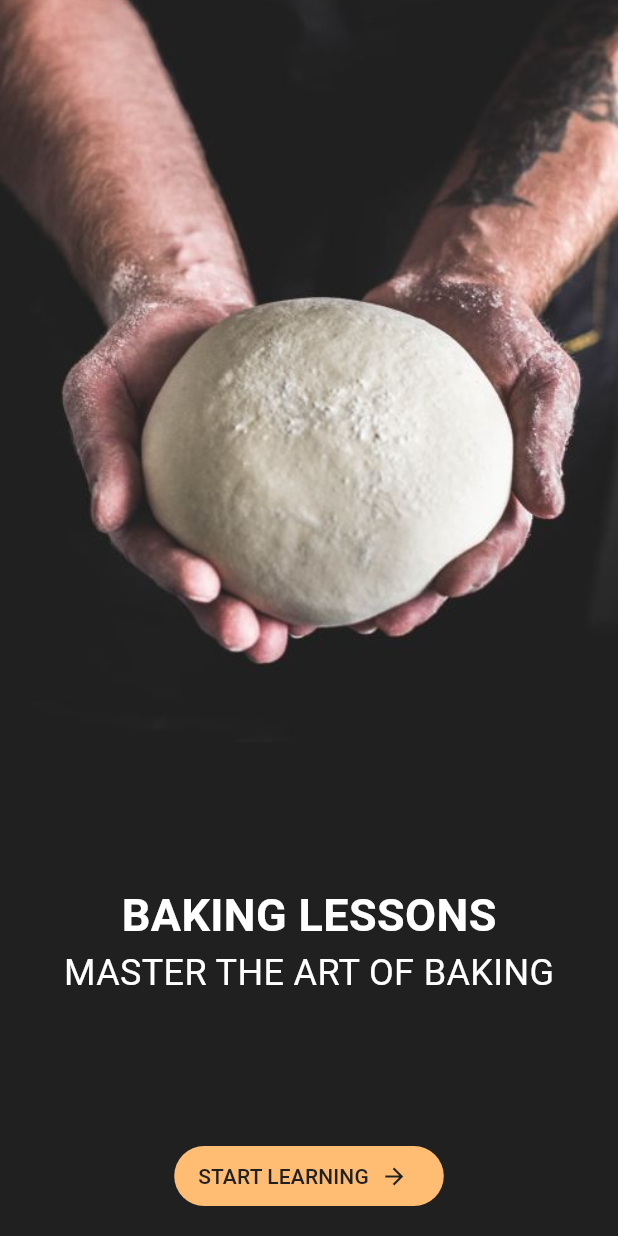
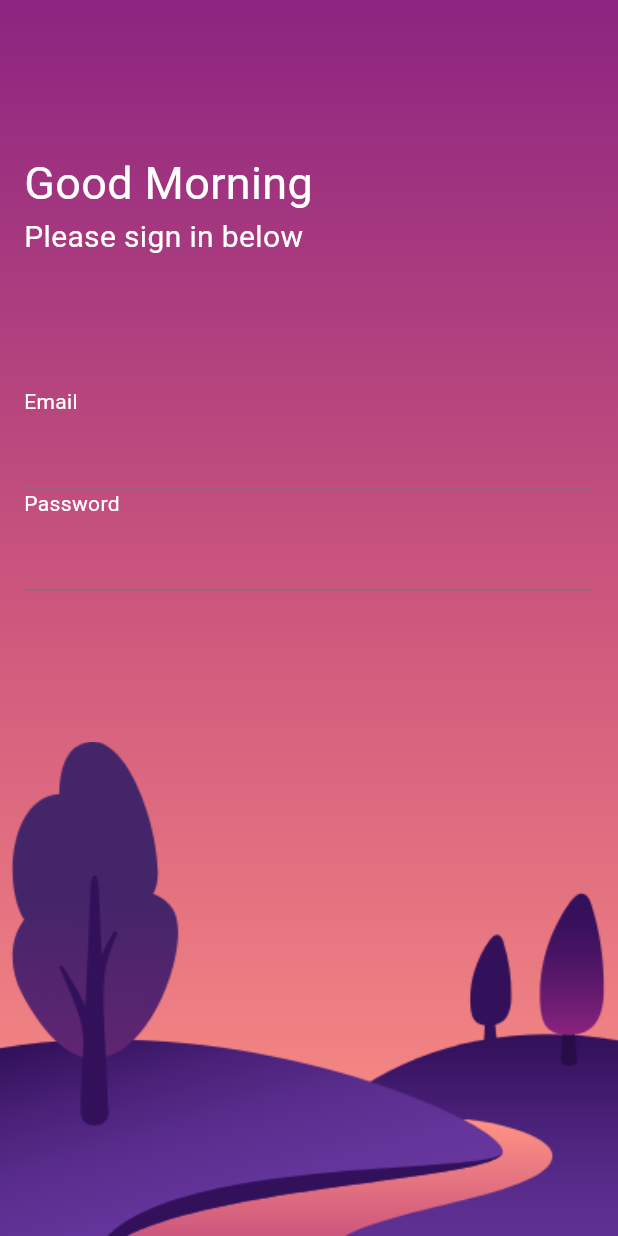
Before and after one commit to 6631501135MIN/flutter_lab, a Flutter app: the screen it shows after launch, on a phone screen of 412 x 824 dp. Run offline on Flutter 3.47's test engine with Material 3 defaults, Android fonts, the phone set to English and light mode, and no system bars.

Commit message:
add login_dynamic

```diff
--- a/lib/main.dart
+++ b/lib/main.dart
@@ -1,6 +1,6 @@
 import 'package:flutter/material.dart';
-import 'package:flutter_lab/week06/baking_app.dart';
+import 'package:flutter_lab/week06/login_dynamic.dart';
 
 void main() {
-  runApp(MaterialApp(debugShowCheckedModeBanner: false, home: BakingApp()));
+  runApp(MaterialApp(debugShowCheckedModeBanner: false, home: LoginDynamic()));
 }
--- /dev/null
+++ b/lib/week06/login_dynamic.dart
@@ -0,0 +1,88 @@
+import 'package:flutter/material.dart';
+
+class LoginDynamic extends StatefulWidget {
+  const LoginDynamic({super.key});
+
+  @override
+  State<LoginDynamic> createState() => _LoginDynamicState();
+}
+
+class _LoginDynamicState extends State<LoginDynamic> {
+  List<Color> darkBgColors = [
+    const Color(0xFF0D1441),
+    const Color(0xFF283584),
+    const Color(0xFF376AB2),
+  ];
+
+  List<Color> lightBgColors = [
+    const Color(0xFF8C2480),
+    const Color(0xFFCE587D),
+    const Color(0xFFFF9485),
+  ];
+
+  @override
+  Widget build(BuildContext context) {
+    Size size = MediaQuery.of(context).size;
+    DateTime now = DateTime.now();
+
+    return Scaffold(
+      body: Container(
+        width: size.width,
+        height: size.height,
+        decoration: BoxDecoration(
+          gradient: LinearGradient(
+            colors: now.hour < 18 ? lightBgColors : darkBgColors,
+            begin: Alignment.topCenter,
+            end: Alignment.bottomCenter,
+          ),
+        ),
+        child: SafeArea(
+          child: Column(
+            crossAxisAlignment: CrossAxisAlignment.stretch,
+            children: [
+              Expanded(
+                flex: 6,
+                child: Padding(
+                  padding: const EdgeInsets.all(16),
+                  child: Column(
+                    crossAxisAlignment: CrossAxisAlignment.start,
+                    children: [
+                      Spacer(),
+                      Text(
+                        now.hour < 18 ? 'Good Morning' : 'Good Evening',
+                        style: TextStyle(color: Colors.white, fontSize: 30),
+                      ),
+                      Text(
+                        'Please sign in below',
+                        style: TextStyle(color: Colors.white, fontSize: 20),
+                      ),
+                      Spacer(),
+                      Text(
+                        'Email',
+                        style: TextStyle(color: Colors.white, fontSize: 14),
+                      ),
+                      TextField(),
+                      Text(
+                        'Password',
+                        style: TextStyle(color: Colors.white, fontSize: 14),
+                      ),
+                      TextField(),
+                      Spacer(),
+                    ],
+                  ),
+                ),
+              ),
+              Expanded(
+                flex: 4,
+                child: Image.asset(
+                  'assets/images/landscape.png',
+                  fit: BoxFit.fill,
+                ),
+              ),
+            ],
+          ),
+        ),
+      ),
+    );
+  }
+}
--- a/pubspec.yaml
+++ b/pubspec.yaml
@@ -59,7 +59,7 @@ flutter:
 
   # To add assets to your application, add an assets section, like this:
   assets:
-    - assets/images/baking.jpg
+    - assets/images/landscape.png
   #   - images/a_dot_ham.jpeg
 
   # An image asset can refer to one or more resolution-specific "variants", see
```
